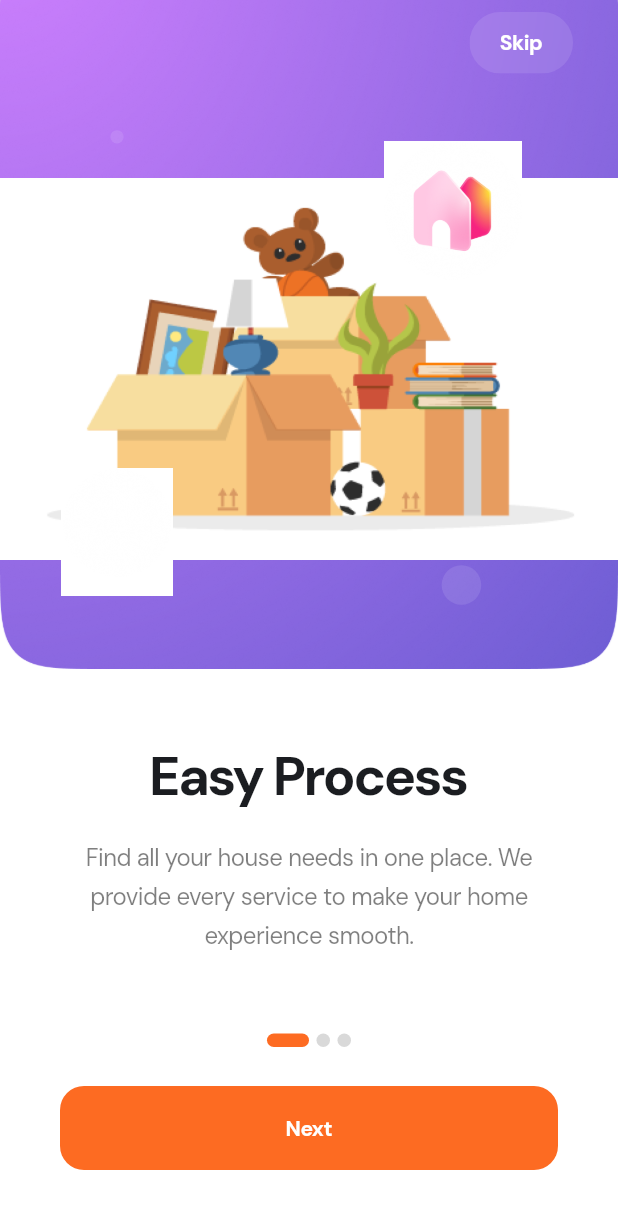
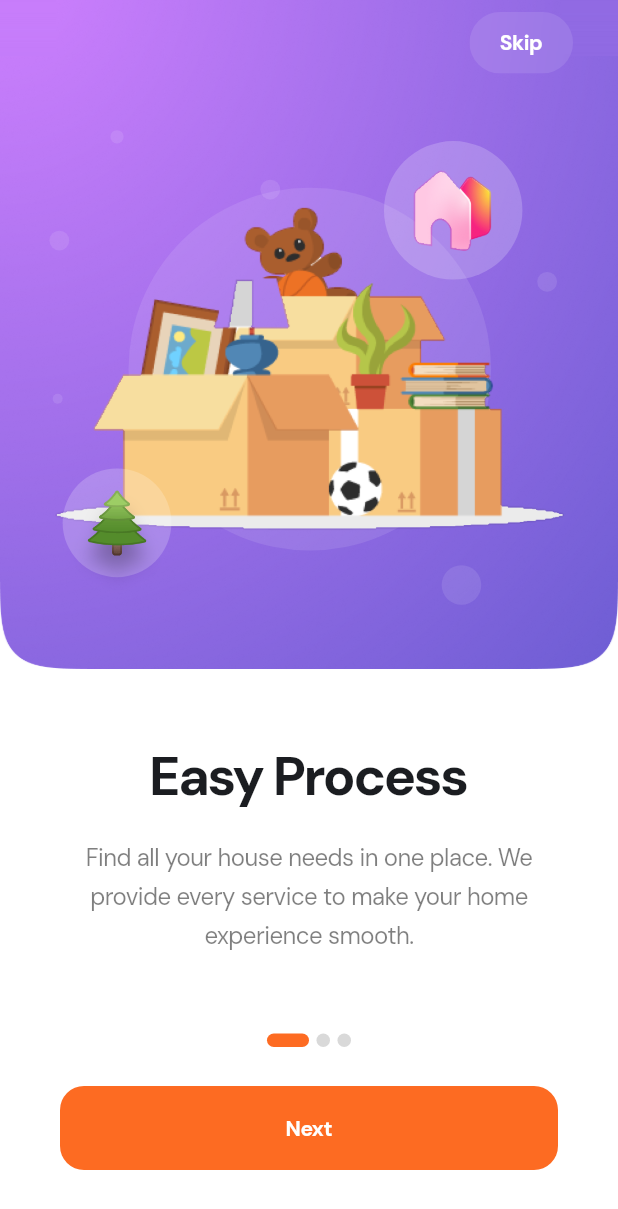
Before and after one commit to TheTechGuyDev/shifty-app, a Flutter app: the screen it shows after launch, on a phone screen of 412 x 824 dp. Shown: the top 1209 px of the screen. Run offline on Flutter 3.47's test engine with Material 3 defaults, Android fonts, the phone set to English and light mode, and no system bars; our stand-ins replace google_fonts, shared_preferences.

Commit message:
Onboarding: transparent illustrations, emoji bubbles drawn in code
Co-Authored-By: Claude Opus 5.5 <noreply@anthropic.com>
Claude-Session: https://claude.ai/code/session_0181t9xEguXZDTnpUunq8ELe

```diff
--- a/assets_manifest.txt
+++ b/assets_manifest.txt
@@ -2,12 +2,9 @@
 # Format: <path> <url>
 assets/images/onboarding/onb1_bg.png https://www.figma.com/api/mcp/asset/3840bf1d-a5cb-4412-a063-50f23dc74703.png
 assets/images/onboarding/onb1_illustration.png https://www.figma.com/api/mcp/asset/df0fa5c9-53f7-42d6-a09d-e6edf54fa90a.png
-assets/images/onboarding/onb1_tree_bubble.png https://www.figma.com/api/mcp/asset/4bbf8b2c-aca9-400c-b883-31f04ca3dcfc.png
 assets/images/onboarding/onb1_house_bubble.png https://www.figma.com/api/mcp/asset/ddf1c4f1-54b0-4598-b7f3-fe4c22620bdd.png
 assets/images/onboarding/onb2_bg.png https://www.figma.com/api/mcp/asset/ad781bb4-8e6a-4934-acfb-4d65ccf2044f.png
 assets/images/onboarding/onb2_truck.png https://www.figma.com/api/mcp/asset/1563599e-9fc1-418d-b8c5-8be9c025c055.png
 assets/images/onboarding/onb2_avatar_bubble.png https://www.figma.com/api/mcp/asset/e4b291f2-12ad-4e46-8833-6d41b708815c.png
-assets/images/onboarding/onb2_car_bubble.png https://www.figma.com/api/mcp/asset/20ffbfe7-e749-421a-83cc-2a4a989f9cd3.png
-assets/images/onboarding/onb2_heart_bubble.png https://www.figma.com/api/mcp/asset/d3dbfc0e-4f6b-4608-a00c-91e0dbfb9768.png
 assets/images/onboarding/onb3_bg.png https://www.figma.com/api/mcp/asset/2b126183-1ae3-4ae3-b4e0-217e75a911d0.png
 assets/images/onboarding/onb3_person.png https://www.figma.com/api/mcp/asset/3827d933-c08d-40d0-bbb8-f3090ca7fb77.png
--- a/lib/features/onboarding/onboarding_data.dart
+++ b/lib/features/onboarding/onboarding_data.dart
@@ -45,7 +45,7 @@ class OnboardingPageData {
   final String body;
   final String background;
 
-  /// The gradient card is 437px tall and starts above the screen top.
+  /// Top offset of the 375 x 406 gradient card.
   final double backgroundTop;
 
   /// Small translucent dots: (left, top, size).
@@ -73,37 +73,67 @@ class GlassBubble extends StatelessWidget {
   }
 }
 
+/// Glass bubble with an emoji, matching the Figma bubbles (emoji with soft drop shadow).
+class EmojiBubble extends StatelessWidget {
+  const EmojiBubble(this.emoji, {super.key, required this.size, this.shadow = true});
+  final String emoji;
+  final double size;
+  final bool shadow;
+
+  @override
+  Widget build(BuildContext context) {
+    return GlassBubble(
+      child: Text(
+        emoji,
+        style: TextStyle(
+          fontSize: size,
+          height: 1,
+          shadows: shadow
+              ? const [Shadow(color: Color(0x47000000), blurRadius: 16, offset: Offset(0, 12))]
+              : null,
+        ),
+      ),
+    );
+  }
+}
+
 final List<OnboardingPageData> onboardingPages = [
   const OnboardingPageData(
     title: 'Easy Process',
     body: 'Find all your house needs in one place. We provide every service to make your home experience smooth.',
     background: '$_dir/onb1_bg.png',
-    backgroundTop: -31,
+    backgroundTop: 0,
     dots: [(67.0, 79.0, 8.0), (268.0, 343.0, 24.0), (326.0, 165.0, 12.0), (30.0, 140.0, 12.0), (158.0, 109.0, 12.0), (32.0, 239.0, 6.0)],
     layers: [
-      HeroLayer.image('$_dir/onb1_illustration.png', left: -6, top: 108, width: 388, height: 232),
-      HeroLayer.image('$_dir/onb1_tree_bubble.png', left: 37, top: 281, width: 68, height: 77.5, float: true),
-      HeroLayer.image('$_dir/onb1_house_bubble.png', left: 233, top: 87, width: 84, height: 84, float: true),
+      HeroLayer.image('$_dir/onb1_illustration.png', left: 0, top: 108, width: 375, height: 232),
+      HeroLayer.widget(EmojiBubble('🌲', size: 36), left: 38, top: 281, width: 66, height: 66, float: true),
+      HeroLayer.widget(
+        GlassBubble(child: Image(image: AssetImage('$_dir/onb1_house_bubble.png'), width: 84, height: 84)),
+        left: 233, top: 87, width: 84, height: 84, float: true,
+      ),
     ],
   ),
   const OnboardingPageData(
     title: 'Fast Transportation',
     body: 'We provide the best transportation service and organize your furniture properly to prevent any damage.',
     background: '$_dir/onb2_bg.png',
-    backgroundTop: -32,
+    backgroundTop: 0,
     dots: [(292.0, 348.0, 10.0), (110.0, 67.0, 8.0), (326.0, 165.0, 12.0), (35.0, 186.0, 12.0)],
     layers: [
       HeroLayer.image('$_dir/onb2_truck.png', left: 57.7, top: 153.4, width: 275.3, height: 159.1),
-      HeroLayer.image('$_dir/onb2_avatar_bubble.png', left: 222, top: 78, width: 72, height: 72, float: true),
-      HeroLayer.image('$_dir/onb2_car_bubble.png', left: 108, top: 299, width: 66, height: 73.1, float: true),
-      HeroLayer.image('$_dir/onb2_heart_bubble.png', left: 50, top: 83, width: 36, height: 36, float: true),
+      HeroLayer.widget(
+        GlassBubble(child: Image(image: AssetImage('$_dir/onb2_avatar_bubble.png'), width: 72, height: 72)),
+        left: 222, top: 78, width: 72, height: 72, float: true,
+      ),
+      HeroLayer.widget(EmojiBubble('🚙', size: 30), left: 108, top: 299, width: 66, height: 66, float: true),
+      HeroLayer.widget(EmojiBubble('❤️', size: 18, shadow: false), left: 50, top: 83, width: 36, height: 36, float: true),
     ],
   ),
   OnboardingPageData(
     title: 'Expert People',
     body: 'We have the best in class individuals working just for you. They are well trained and capable of handling anything you need.',
     background: '$_dir/onb3_bg.png',
-    backgroundTop: -32,
+    backgroundTop: 0,
     dots: const [(110.0, 67.0, 8.0), (323.0, 55.0, 12.0), (35.0, 186.0, 12.0)],
     layers: [
       const HeroLayer.image('$_dir/onb3_person.png', left: 63, top: 85, width: 260, height: 249),
@@ -112,7 +142,7 @@ final List<OnboardingPageData> onboardingPages = [
         left: 109, top: 42, width: 66, height: 66, float: true,
       ),
       const HeroLayer.widget(
-        GlassBubble(child: Text('💛', style: TextStyle(fontSize: 14))),
+        EmojiBubble('💛', size: 15, shadow: false),
         left: 44, top: 262, width: 28, height: 28, float: true,
       ),
       HeroLayer.widget(
--- a/lib/features/onboarding/onboarding_hero.dart
+++ b/lib/features/onboarding/onboarding_hero.dart
@@ -54,7 +54,7 @@ class _OnboardingHeroState extends State<OnboardingHero> with SingleTickerProvid
                   left: 0,
                   top: p.backgroundTop,
                   width: 375,
-                  height: 437,
+                  height: 406,
                   child: Image.asset(p.background, fit: BoxFit.fill),
                 ),
                 // Large soft circle behind the illustration.
```
Also changed, not shown: assets/images/onboarding/onb1_bg.png, assets/images/onboarding/onb1_house_bubble.png, assets/images/onboarding/onb1_illustration.png, assets/images/onboarding/onb1_tree_bubble.png (deleted), assets/images/onboarding/onb2_avatar_bubble.png, assets/images/onboarding/onb2_bg.png, assets/images/onboarding/onb2_car_bubble.png (deleted), assets/images/onboarding/onb2_heart_bubble.png (deleted), assets/images/onboarding/onb2_truck.png, assets/images/onboarding/onb3_bg.png, assets/images/onboarding/onb3_person.png.
